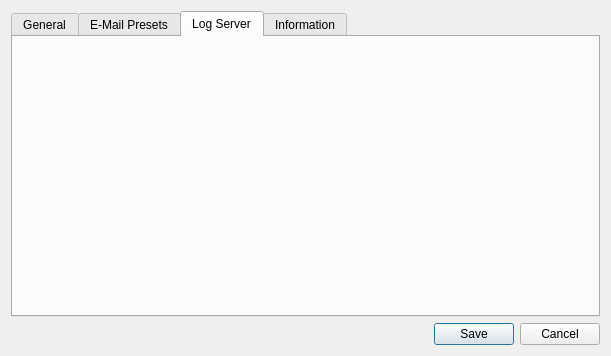
This is OfflineReconClient/ort_configurationdialog.ui in WillForan/yarraclient as Qt 5 draws it before an edit. The edited form follows.
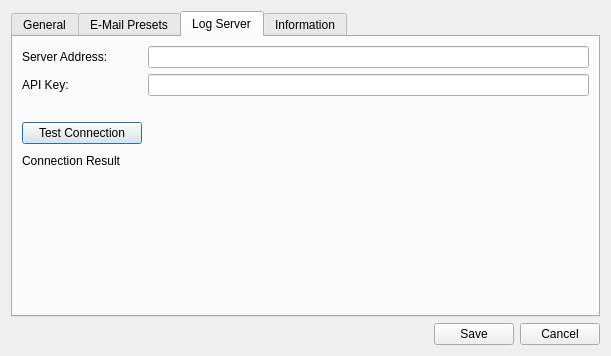
This is the edited form. Icons and pictures are not drawn.

Commit message: ORT: Added mechanism to automatically launch RDS ORT: Added controls for logserver configuration Modified netlogger class to store API key

Patch:
```diff
--- a/OfflineReconClient/ort_configurationdialog.ui
+++ b/OfflineReconClient/ort_configurationdialog.ui
@@ -200,6 +200,93 @@
       <attribute name="title">
        <string>Log Server</string>
       </attribute>
+      <layout class="QGridLayout" name="gridLayout_2">
+       <item row="0" column="0">
+        <widget class="QLabel" name="logServerAddressLabel">
+         <property name="minimumSize">
+          <size>
+           <width>120</width>
+           <height>0</height>
+          </size>
+         </property>
+         <property name="text">
+          <string>Server Address:</string>
+         </property>
+        </widget>
+       </item>
+       <item row="1" column="0">
+        <widget class="QLabel" name="logServerAPIKeyLabel">
+         <property name="text">
+          <string>&lt;html&gt;&lt;head/&gt;&lt;body&gt;&lt;p&gt;API Key:&lt;/p&gt;&lt;/body&gt;&lt;/html&gt;</string>
+         </property>
+        </widget>
+       </item>
+       <item row="1" column="1">
+        <widget class="QLineEdit" name="logServerAPIKeyEdit"/>
+       </item>
+       <item row="3" column="0">
+        <widget class="QPushButton" name="logServerTestButton">
+         <property name="text">
+          <string>Test Connection</string>
+         </property>
+        </widget>
+       </item>
+       <item row="6" column="0">
+        <spacer name="verticalSpacer_4">
+         <property name="orientation">
+          <enum>Qt::Vertical</enum>
+         </property>
+         <property name="sizeHint" stdset="0">
+          <size>
+           <width>20</width>
+           <height>144</height>
+          </size>
+         </property>
+        </spacer>
+       </item>
+       <item row="0" column="1">
+        <widget class="QLineEdit" name="logServerAddressEdit"/>
+       </item>
+       <item row="2" column="0">
+        <spacer name="verticalSpacer_3">
+         <property name="orientation">
+          <enum>Qt::Vertical</enum>
+         </property>
+         <property name="sizeType">
+          <enum>QSizePolicy::Fixed</enum>
+         </property>
+         <property name="sizeHint" stdset="0">
+          <size>
+           <width>20</width>
+           <height>20</height>
+          </size>
+         </property>
+        </spacer>
+       </item>
+       <item row="4" column="0">
+        <spacer name="verticalSpacer_5">
+         <property name="orientation">
+          <enum>Qt::Vertical</enum>
+         </property>
+         <property name="sizeType">
+          <enum>QSizePolicy::Fixed</enum>
+         </property>
+         <property name="sizeHint" stdset="0">
+          <size>
+           <width>20</width>
+           <height>4</height>
+          </size>
+         </property>
+        </spacer>
+       </item>
+       <item row="5" column="0" colspan="2">
+        <widget class="QLabel" name="logServerTestLabel">
+         <property name="text">
+          <string>Connection Result</string>
+         </property>
+        </widget>
+       </item>
+      </layout>
      </widget>
      <widget class="QWidget" name="tab_3">
       <attribute name="title">
```
Left out of the diff: 13 changed lines with no effect on the pictures. The commit also changes 8 other files.
